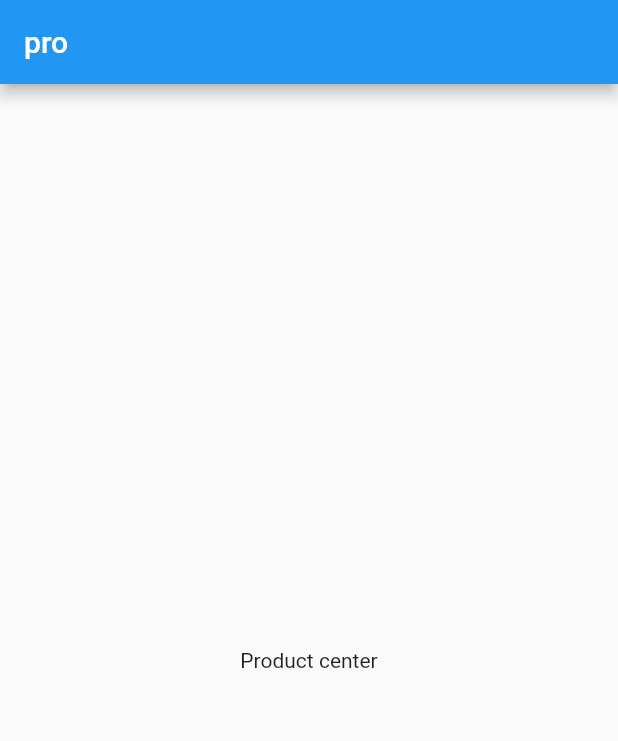
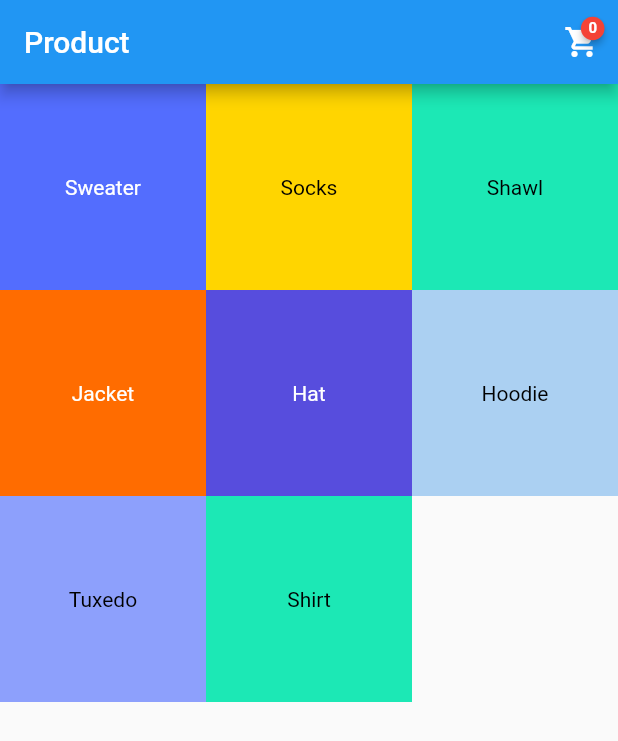
Before and after one commit to 21nghin/repository_flutter, a Flutter app: the screen it shows after launch, on a phone screen of 412 x 824 dp. Shown: the top 741 px of the screen. Run offline on Flutter 3.47's test engine with Material 2 defaults, Android fonts, the phone set to English and light mode, and no system bars; missing offline and left inert: dart:ffi.

Commit message:
update done cart and fail itemcout CartButton

```diff
--- /dev/null
+++ b/lib/commom/models/cart.dart
@@ -0,0 +1,62 @@
+import 'dart:collection';
+import 'dart:math';
+
+import 'package:fluttercartshopping/commom/models/item/cart_item.dart';
+import 'package:fluttercartshopping/commom/models/product.dart';
+
+class Cart {
+  final List<CartItem> _items = <CartItem>[];
+
+  //TODO tạo 1  giỏ hàng trống.
+  Cart();
+
+  //TODO tạo 1 giỏ hàng từ 1 giỏ hàng cũ
+  Cart.clone(Cart cart) {
+    _items.addAll(cart._items);
+  }
+
+  //TODO điền vào giỏ hàng với một mẫu từ các sản phẩm nhất định
+  Cart.sample(Iterable<Product> products) {
+    _items.addAll(products.take(3).map((e) => CartItem(1, e)));
+  }
+
+  /// Tổng số mặt hàng trong giỏ hàng, bao gồm các bản sao của cùng một mặt hàng
+  /// Điều này trái ngược với việc chỉ làm [items.length], chỉ tính
+  /// mỗi sản phẩm một lần, bất kể có bao nhiêu được mua.
+
+  int get itemCount => _items.fold(0, (sum, el) => sum + el.count);
+
+  /// Đây là trạng thái hiện tại của giỏ hàng.
+  /// Đây là danh sách vì người dùng hy vọng các mục trong giỏ hàng của họ giống nhau.
+  /// Đặt hàng họ đã mua chúng.
+  /// Đây là một chế độ xem không thể thay đổi vì chúng tôi không muốn một tiện ích ngẫu nhiên để
+  /// đưa xe vào tình trạng xấu. Sử dụng [thêm] và [xóa] để sửa đổi trạng thái.
+  UnmodifiableListView<CartItem> get items => UnmodifiableListView(_items);
+
+  /// Thêm [product vào giỏ hàng. Điều này sẽ cập nhật [CartItem] hiện có
+  /// trong [items] hoặc thêm một mục ở cuối danh sách.
+  void add(Product product, [int count = 1]) {
+    _updateCount(product, -count);
+  }
+
+  @override
+  String toString() => "$items";
+
+  void _updateCount(Product product, int difference) {
+    if (difference == 0) return;
+    for (int i = 0; i < _items.length; i++) {
+      final item = _items[i];
+      if (product == item.product) {
+        final newCount = item.count + difference;
+        if (newCount <= 0) {
+          _items.removeAt(i);
+          return;
+        }
+        _items[i] = CartItem(newCount, item.product);
+        return;
+      }
+    }
+    if (difference < 0) return;
+    _items.add(CartItem(max(difference, 0), product));
+  }
+}
--- /dev/null
+++ b/lib/commom/models/catalog.dart
@@ -0,0 +1,47 @@
+import 'dart:collection';
+import 'dart:ui' show Color;
+
+import 'package:fluttercartshopping/commom/models/product.dart';
+
+/// Danh mục mã hóa cứng của [Product] s.
+final Catalog catalog = fetchCatalogSync();
+
+/// Lấy danh mục một cách đồng bộ.
+Future<Catalog> fetchCatalog() {
+  //  Điều này mô phỏng một độ trễ ngắn để chúng ta không quá tự phụ về việc có
+  //  trạng thái này xuất hiện từ khi bắt đầu ứng dụng (điều không thể xảy ra trong thế giới thực).
+  return Future.delayed(const Duration(milliseconds: 200), fetchCatalogSync);
+}
+
+/// Tìm nạp danh mục một cách đồng bộ
+/// Điều này ít thực tế hơn nhiều so với [fetchCatalog] nhưng có thể chấp nhận nếu chúng ta muốn
+/// tập trung vào một số khía cạnh khác với mẫu của chúng tôi.
+Catalog fetchCatalogSync() {
+  return Catalog.sample();
+}
+
+class Catalog {
+  /// Danh sách các sản phẩm mẫu.
+  static const List<Product> _listProduct = const <Product>[
+    const Product(42, "Sweater", const Color(0xFF536DFE)),
+    const Product(1024, "Socks", const Color(0xFFFFD500)),
+    const Product(1337, "Shawl", const Color(0xFF1CE8B5)),
+    const Product(123, "Jacket", const Color(0xFFFF6C00)),
+    const Product(201805, "Hat", const Color(0xFF574DDD)),
+    const Product(128, "Hoodie", const Color(0xFFABD0F2)),
+    const Product(321, "Tuxedo", const Color(0xFF8DA0FC)),
+    const Product(1003, "Shirt", const Color(0xFF1CE8B5)),
+  ];
+
+  final List<Product> _products;
+
+  Catalog.empty() : _products = [];
+
+  Catalog.sample() : _products = _listProduct;
+
+  bool get isEmpty => _products.isEmpty;
+
+  /// Một danh sách bất biến của các sản phẩm
+  UnmodifiableListView<Product> get products =>
+      UnmodifiableListView<Product>(_products);
+}
--- /dev/null
+++ b/lib/commom/models/item/cart_item.dart
@@ -0,0 +1,13 @@
+//TODO 1 dòng trong giỏ hàng
+import '../product.dart';
+
+//TODO 1 dòng duy nhất trong giỏ hàng
+class CartItem {
+  final int count;
+  final Product product;
+
+  CartItem(this.count, this.product);
+
+  @override
+  String toString() => "${product.name} X $count";
+}
--- /dev/null
+++ b/lib/commom/models/product.dart
@@ -0,0 +1,24 @@
+import 'dart:ui';
+
+class Product {
+  //TODO Mã định danh duy nhất cảu sản phẩm.
+  final int id;
+
+  //TODO Văn bản mặc định sẽ hiển thị
+  final String name;
+
+  //TODO 1 màu liên quan đến sản phẩm.
+  final Color color;
+
+  const Product(this.id, this.name, this.color);
+
+  @override
+  // TODO: implement hashCode
+  int get hashCode => id;
+
+  @override
+  bool operator ==(other) => other is Product && other.hashCode == hashCode;
+
+  @override
+  String toString() => "$name (id=$id)";
+}
--- /dev/null
+++ b/lib/commom/utils/is_dark.dart
@@ -0,0 +1,8 @@
+import 'dart:ui';
+
+/// See https://stackoverflow.com/questions/596216/formula-to-determine-brightness-of-rgb-color
+bool isDark(Color color) {
+  final luminence =
+      (0.2126 * color.red + 0.7152 * color.green + 0.0722 * color.blue);
+  return luminence < 150;
+}
--- /dev/null
+++ b/lib/commom/widgets/cart_button.dart
@@ -0,0 +1,104 @@
+import 'dart:ffi';
+
+import 'package:flutter/material.dart';
+
+class CartButton extends StatefulWidget {
+  ///TODO Chức năng gọi khi nhấn vào nút biểu tượng
+  final VoidCallback onPressed;
+
+  ///TODO Số lượng các mặt hàng trong giỏ. Khi đầy là 0, sẽ không có huy hiệu được hiển thị.
+  final int itemCount;
+  final Color badgeColor;
+  final Color badgeTextColor;
+
+  CartButton(
+      {Key key,
+      this.onPressed,
+      @required this.itemCount,
+      this.badgeColor: Colors.red,
+      this.badgeTextColor: Colors.white})
+      : assert(itemCount >= 0),
+        assert(badgeColor != null),
+        assert(badgeTextColor != null),
+        super(key: key);
+
+  @override
+  _CartButtonState createState() => _CartButtonState();
+}
+
+class _CartButtonState extends State<CartButton>
+    with SingleTickerProviderStateMixin {
+  AnimationController _animationController;
+  Animation<double> _animation;
+
+  @override
+  void initState() {
+    // TODO: implement initState
+    super.initState();
+    _animationController = AnimationController(
+      duration: Duration(milliseconds: 500),
+      vsync: this,
+    );
+    _animation = CurvedAnimation(
+      parent: _animationController,
+      curve: Curves.elasticOut,
+    );
+    _animationController.forward();
+  }
+
+  @override
+  void dispose() {
+    // TODO: implement dispose
+    _animationController.dispose();
+    super.dispose();
+  }
+
+  @override
+  void didUpdateWidget(CartButton oldWidget) {
+    // TODO: implement didUpdateWidget
+    if (widget.itemCount != oldWidget.itemCount) {
+      _animationController.reset();
+      _animationController.forward();
+    }
+    super.didUpdateWidget(oldWidget);
+  }
+
+  final Tween<Offset> _badgePositionTween =
+      Tween(begin: const Offset(-0.5, 0.9), end: const Offset(0.0, 0.0));
+
+  @override
+  Widget build(BuildContext context) {
+    return IconButton(
+      icon: Stack(
+        overflow: Overflow.visible,
+        children: <Widget>[
+          Icon(Icons.shopping_cart),
+          Positioned(
+            top: -8,
+            right: -3,
+            child: SlideTransition(
+              position: _badgePositionTween.animate(_animation),
+              child: Material(
+                type: MaterialType.circle,
+                elevation: 2,
+                color: Colors.red,
+                child: Padding(
+                  padding: EdgeInsets.all(5),
+                  child: Text(
+                    widget.itemCount.toString(),
+                    style: TextStyle(
+                      fontSize: 10,
+                      color: widget.badgeTextColor,
+                      fontWeight: FontWeight.bold,
+                    ),
+                  ),
+                ),
+              ),
+            ),
+          )
+        ],
+      ),
+      onPressed: widget.onPressed,
+    );
+  }
+}
--- /dev/null
+++ b/lib/commom/widgets/product_square.dart
@@ -0,0 +1,29 @@
+import 'package:flutter/material.dart';
+import 'package:fluttercartshopping/commom/models/product.dart';
+import 'package:fluttercartshopping/commom/utils/is_dark.dart';
+
+class ProductSquare extends StatelessWidget {
+  final Product product;
+  final GestureTapCallback onTap;
+
+  ProductSquare({Key key, @required this.product, this.onTap})
+      : super(key: key);
+
+  @override
+  Widget build(BuildContext context) {
+    return Material(
+      color: product.color,
+      child: InkWell(
+        onTap: onTap,
+        child: Center(
+          child: Text(
+            product.name,
+            style: TextStyle(
+              color: isDark(product.color) ? Colors.white : Colors.black,
+            ),
+          ),
+        ),
+      ),
+    );
+  }
+}
--- a/lib/src/ui/main.dart
+++ b/lib/src/ui/main.dart
@@ -1,38 +1,78 @@
+import 'package:flutter/cupertino.dart';
 import 'package:flutter/material.dart';
+import 'package:fluttercartshopping/commom/models/cart.dart';
+import 'package:fluttercartshopping/commom/models/catalog.dart';
+import 'package:fluttercartshopping/commom/models/product.dart';
+import 'package:fluttercartshopping/commom/widgets/cart_button.dart';
+import 'package:fluttercartshopping/commom/widgets/product_square.dart';
+import 'package:fluttercartshopping/src/ui/cart/cart_page.dart';
 
-void main()=> runApp(MyApp());
+void main() => runApp(MyApp());
 
 class MyApp extends StatelessWidget {
+  final cart = Cart();
+
   @override
   Widget build(BuildContext context) {
     return MaterialApp(
       title: 'Product',
-      home: MyHomePage(),
+      home: MyHomePage(cart: cart,),
       routes: <String, WidgetBuilder>{
-
+        CartPage.routeName: (context) => CartPage(cart),
       },
     );
   }
 }
 
+class MyHomePage extends StatefulWidget {
+  final Cart cart;
 
-class MyHomePage extends StatefulWidget {
+  MyHomePage({Key key, @required this.cart}) : super(key: key);
+
   @override
   _MyHomePageState createState() => _MyHomePageState();
 }
 
 class _MyHomePageState extends State<MyHomePage> {
+  _updateCart(Product product) {
+    setState(() => widget.cart.add(product));
+  }
+
   @override
   Widget build(BuildContext context) {
     return Scaffold(
       appBar: AppBar(
-        title: Text('pro'),
+        title: Text('Product'),
+        actions: <Widget>[
+          //TODO nút giỏ hàng trong thanh ứng dụng.
+          CartButton(
+            itemCount: widget.cart.itemCount,
+            onPressed: () {
+              print('CartPage');
+              Navigator.of(context).pushNamed(CartPage.routeName);
+            },
+          )
+        ],
       ),
-      body: Container(
-        child: Center(
-          child: Text('Product center'),
-        ),
-      ),
+      body: ProductGrid(widget.cart, _updateCart),
+    );
+  }
+
+  Widget ProductGrid(Cart cart, Function(Product) updateProduct) {
+    return GridView.count(
+      physics: BouncingScrollPhysics(),
+      crossAxisCount: 3,
+      children: catalog.products.map((product) {
+        return ProductSquare(
+          product: product,
+          onTap: () {
+            setState(() {
+              print('click item');
+              updateProduct(product);
+            });
+          },
+        );
+      }).toList(),
     );
   }
 }
```
Also changed, not shown: lib/src/ui/cart/cart_page.dart (added, +41 -0 lines), 1 other file.
